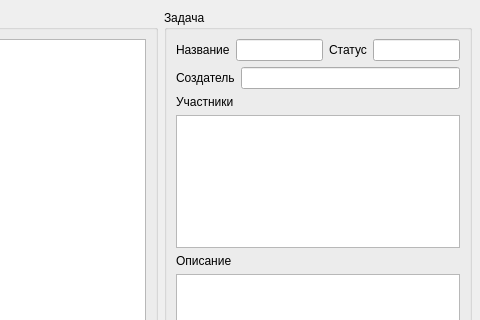
First picture: the form in gui/main.ui, repository GrSerg/client, before the edit; both pictures show x 149 to 629 and y 0 to 320 of the 629 by 723 pixel window.
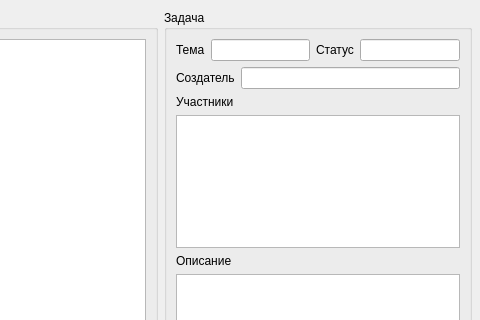
Second picture: the form after the edit.

Commit message: Поправил названия классов

The edit to the form file:
```diff
--- a/gui/main.ui
+++ b/gui/main.ui
@@ -178,7 +178,7 @@
           <item>
            <widget class="QLabel" name="label">
             <property name="text">
-             <string>Название</string>
+             <string>Тема</string>
             </property>
            </widget>
           </item>
```
Left out of the diff: 16 changed lines with no effect on the pictures. The commit also changes 1 other file.
